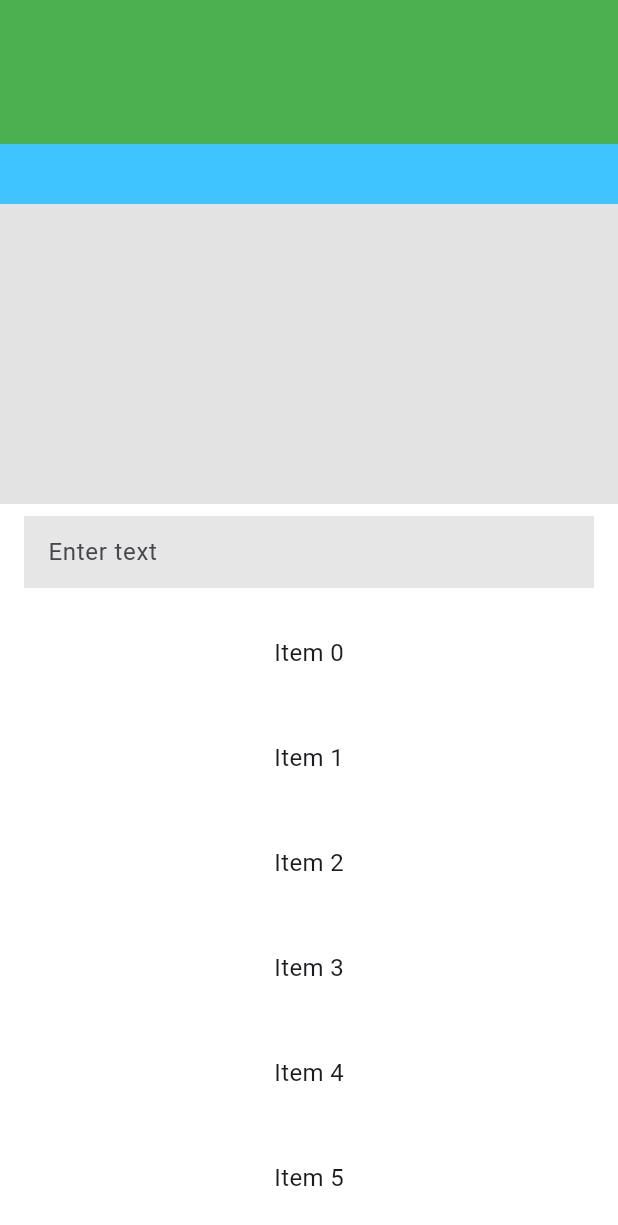
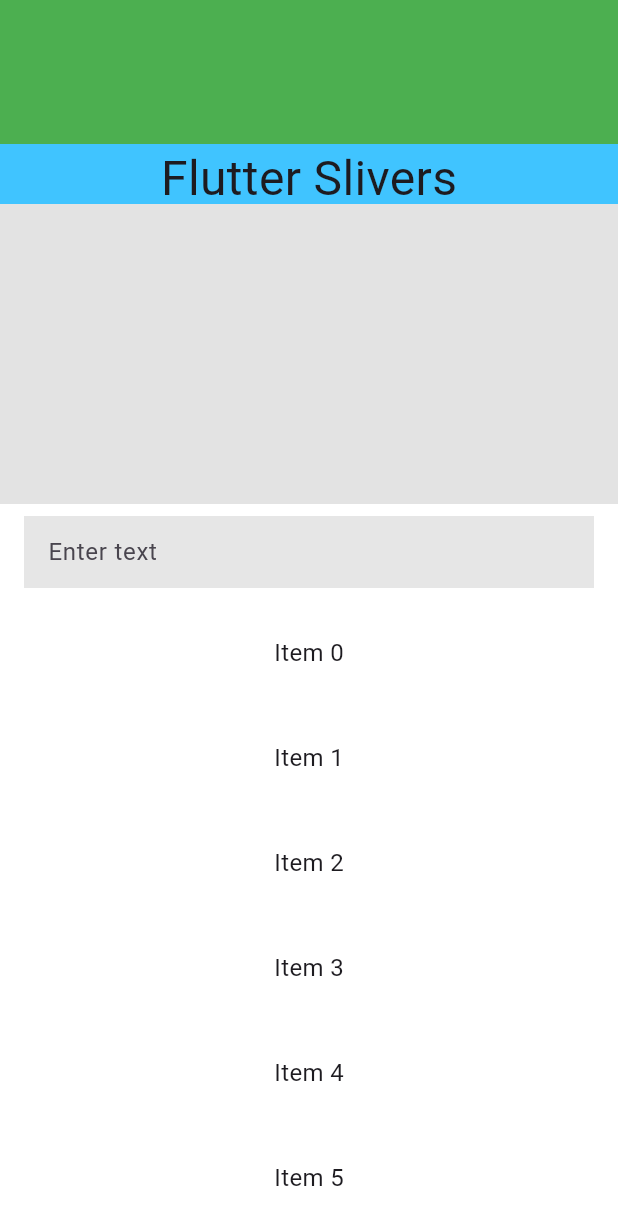
Before and after one commit to SivaramSS/flutter_sliver_example, a Flutter app: the screen it shows after launch, on a phone screen of 412 x 824 dp. Shown: the top 1225 px of the screen. Run offline on Flutter 3.47's test engine with Material 3 defaults, Android fonts, the phone set to English and light mode, and no system bars.

```diff
--- a/lib/main.dart
+++ b/lib/main.dart
@@ -7,15 +7,8 @@ void main() {
       statusBarColor: Colors.white,
       systemNavigationBarColor: Colors.white,
       statusBarBrightness: Brightness.light));
-  runApp(const MyApp());
-}
 
-class MyApp extends StatelessWidget {
-  const MyApp({super.key});
-
-  @override
-  Widget build(BuildContext context) {
-    return MaterialApp(
+  runApp(MaterialApp(
     title: 'Flutter Demo',
     theme: ThemeData(
         colorScheme: ColorScheme.fromSeed(seedColor: Colors.deepPurple, primary: Colors.green),
@@ -30,12 +23,11 @@ class MyApp extends StatelessWidget {
               systemNavigationBarColor: Colors.white,
             ))),
     home: const MyHomePage(),
-    );
-  }
+  ));
 }
 
 class MyHomePage extends StatefulWidget {
-  const MyHomePage({super.key,});
+  const MyHomePage({super.key});
 
   @override
   State<MyHomePage> createState() => _MyHomePageState();
@@ -96,6 +88,8 @@ class _MyHomePageState extends State<MyHomePage> {
               height: 40,
               width: double.infinity,
               color: Colors.lightBlueAccent,
+              alignment: Alignment.center,
+              child: Text("Flutter Slivers", style: TextStyle(fontSize: 32),),
             ),
           ),
           ValueListenableBuilder(
```
Also changed, not shown: 1 other file. Lines whose indentation alone changed are shown as unchanged.
